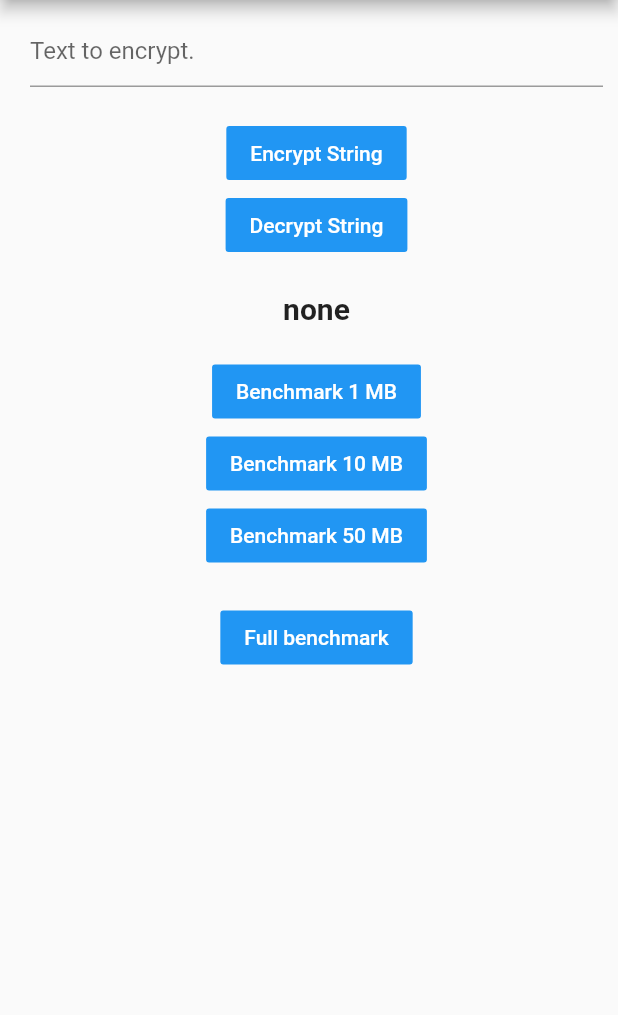
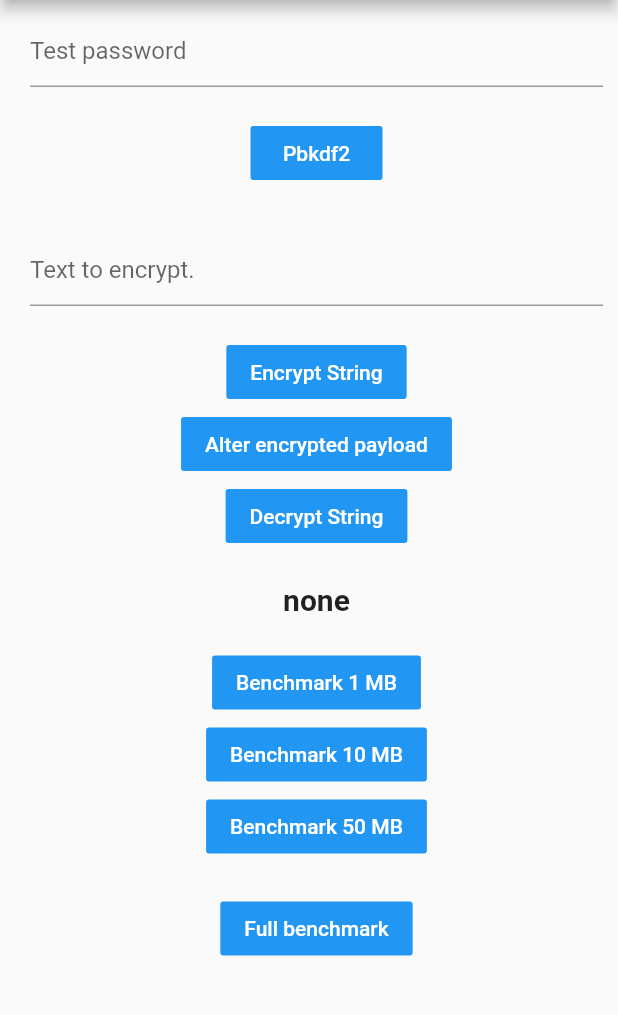
Before and after one commit to hugo-pcl/native-crypto-flutter, a Flutter app: the screen it shows after launch, on a phone screen of 412 x 824 dp, the part 84-1099 px from its top. Run offline on Flutter 3.47's test engine with Material 2 defaults, Android fonts, the phone set to English and light mode, and no system bars.

Commit message:
Fix example with pbkdf2 and exceptions

```diff
--- a/example/lib/main.dart
+++ b/example/lib/main.dart
@@ -4,8 +4,10 @@ import 'dart:developer';
 import 'dart:typed_data';
 
 import 'package:flutter/material.dart';
+import 'package:flutter/services.dart';
 
 import 'package:native_crypto/symmetric_crypto.dart';
+import 'package:native_crypto/exceptions.dart';
 
 void main() => runApp(MyApp());
 
@@ -16,20 +18,46 @@ class MyApp extends StatefulWidget {
 
 class _MyAppState extends State<MyApp> {
   final textController = TextEditingController();
+  final pwdController = TextEditingController();
+
   String _output = 'none';
   String _bench;
 
   AES aes = AES();
   List<Uint8List> encryptedPayload;
   Uint8List decryptedPayload;
+  Uint8List key;
 
   void _generateKey() async {
     // You can also generate key before creating aes object.
     // Uint8List aeskey = await KeyGenerator().secretKey(keySize: KeySize.bits256);
     // AES aes = AES(key: aeskey);
-    await aes.init(KeySize.bits256);
+    var output;
+    try {
+      await aes.init(KeySize.bits256);
+      output = 'Key generated. Length: ${aes.key.length}';
+    } catch (e) {
+      // PlatformException or KeyException, both have message property.
+      output = e.message;
+    }
+
     setState(() {
-      _output = 'Key generated. Length: ${aes.key.length}';
+      _output = output;
+    });
+  }
+
+  void _pbkdf2() async {
+    final password = pwdController.text.trim();
+
+    var output;
+    if (password.isEmpty) {
+      output = 'Password is empty';
+    } else {
+      key = await KeyGenerator().pbkdf2(password, 'salt');
+      output = 'Key successfully derived.';
+    }
+    setState(() {
+      _output = output;
     });
   }
 
@@ -43,8 +71,22 @@ class _MyAppState extends State<MyApp> {
       var stringToBytes = TypeHelper().stringToBytes(plainText);
       // You can also pass a specific key.
       // encryptedPayload = await AES().encrypt(stringToBytes, key: aeskey);
-      encryptedPayload = await aes.encrypt(stringToBytes);
+      encryptedPayload = await aes.encrypt(stringToBytes, key: key?? null);
       output = 'String successfully encrypted.';
+    }
+    setState(() {
+      _output = output;
+    });
+  }
+
+  void _alter() async {
+    var output;
+    if (encryptedPayload == null || encryptedPayload[0].isEmpty) {
+      output = 'Encrypt before altering payload!';
+    } else {
+      // Shuffle payload.
+      encryptedPayload[0].shuffle();
+      output = 'Payload altered.';
     }
     setState(() {
       _output = output;
@@ -58,9 +100,13 @@ class _MyAppState extends State<MyApp> {
     } else {
       // You can also pass a specific key.
       // decryptedPayload = await AES().decrypt(encryptedPayload, key: aeskey);
-      decryptedPayload = await aes.decrypt(encryptedPayload);
-      var bytesToString = TypeHelper().bytesToString(decryptedPayload);
-      output = 'String successfully decrypted:\n\n$bytesToString';
+      try {
+        decryptedPayload = await aes.decrypt(encryptedPayload, key: key?? null);
+        var bytesToString = TypeHelper().bytesToString(decryptedPayload);
+        output = 'String successfully decrypted:\n\n$bytesToString';
+      } on DecryptionException catch (e) {
+        output = e.message;
+      }
     }
     setState(() {
       _output = output;
@@ -120,6 +166,7 @@ class _MyAppState extends State<MyApp> {
   void dispose() {
     // Clean up the controller when the widget is disposed.
     textController.dispose();
+    pwdController.dispose();
     super.dispose();
   }
 
@@ -138,6 +185,21 @@ class _MyAppState extends State<MyApp> {
               child: Column(
                 children: <Widget>[
                   TextField(
+                    controller: pwdController,
+                    decoration: InputDecoration(
+                      hintText: 'Test password',
+                    ),
+                  ),
+                  SizedBox(height: 20),
+                  FlatButton(
+                      onPressed: _pbkdf2,
+                      color: Colors.blue,
+                      child: Text(
+                        'Pbkdf2',
+                        style: TextStyle(color: Colors.white),
+                      )),
+                  SizedBox(height: 30),
+                  TextField(
                     controller: textController,
                     decoration: InputDecoration(
                       hintText: 'Text to encrypt.',
@@ -149,6 +211,13 @@ class _MyAppState extends State<MyApp> {
                       color: Colors.blue,
                       child: Text(
                         'Encrypt String',
+                        style: TextStyle(color: Colors.white),
+                      )),
+                  FlatButton(
+                      onPressed: _alter,
+                      color: Colors.blue,
+                      child: Text(
+                        'Alter encrypted payload',
                         style: TextStyle(color: Colors.white),
                       )),
                   FlatButton(
```
